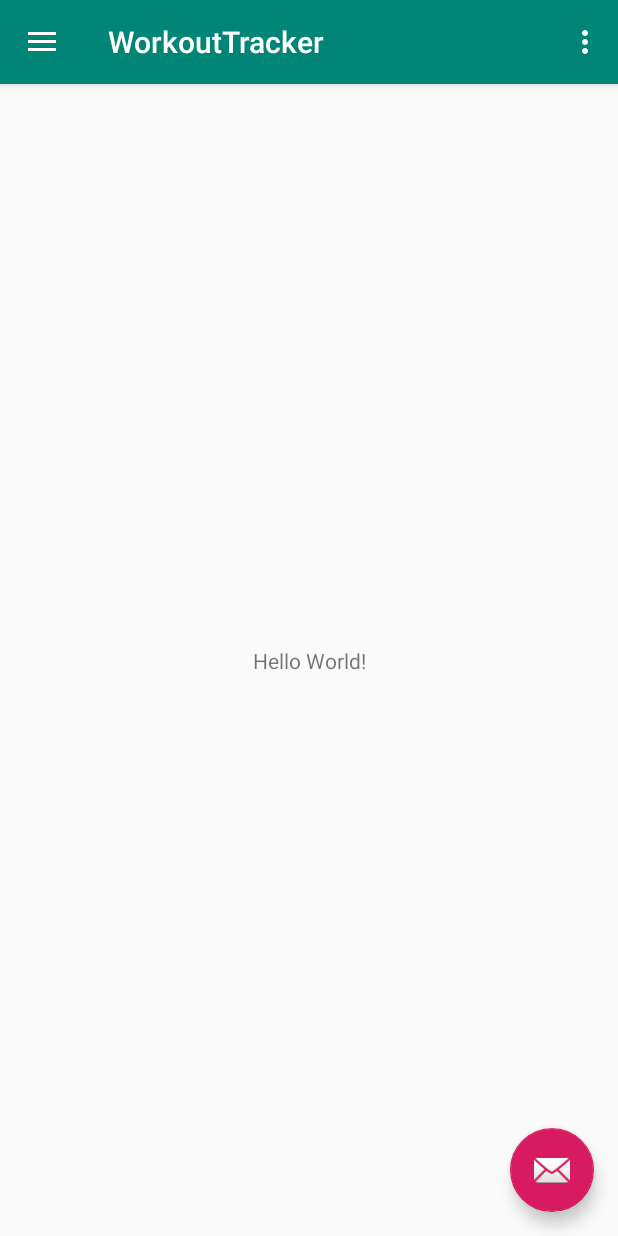
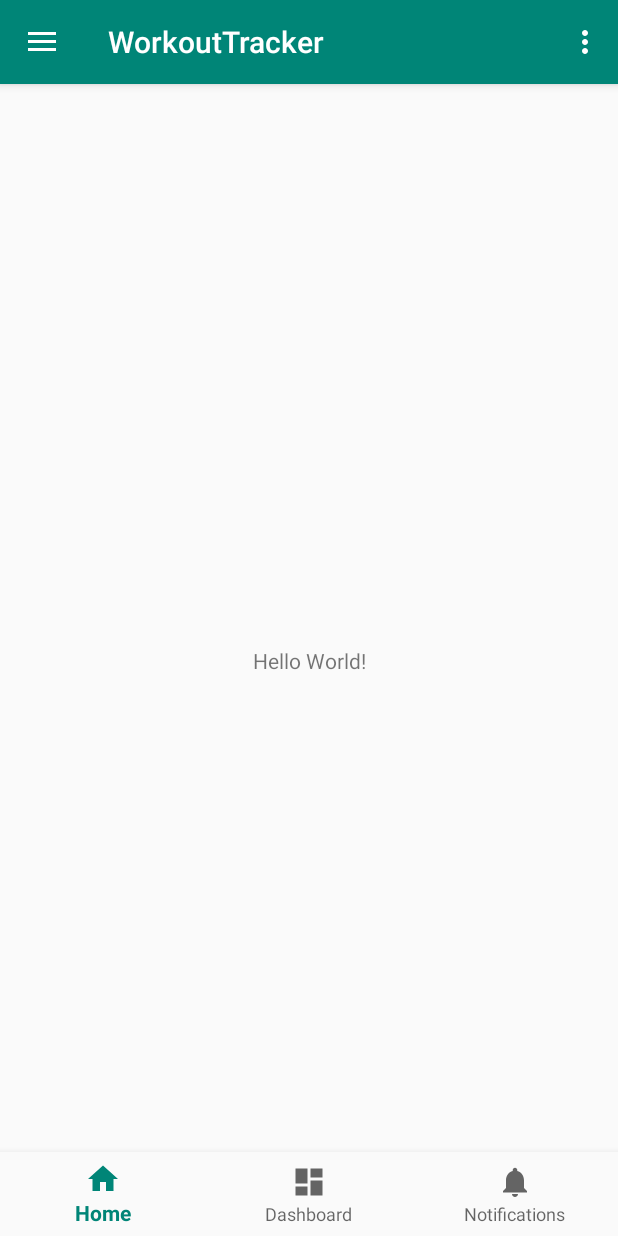
Before and after one commit to vespertineSiren/WorkoutTrackerKotlin, an Android app: the screen it shows after launch (MainActivity), on a phone screen of 412 x 824 dp. Run offline under Robolectric (Android 15) with nearby library versions, the phone set to English and light mode, and no system bars.

Commit message:
Changed grandle dependancies and properties to implement a bottom navigation bar and a drawer.

```diff
--- a/WorkoutTracker/app/src/main/AndroidManifest.xml
+++ b/WorkoutTracker/app/src/main/AndroidManifest.xml
@@ -10,7 +10,7 @@
             android:supportsRtl="true"
             android:theme="@style/AppTheme">
         <activity
-                android:name=".MainActivity"
+                android:name=".UI.MainActivity"
                 android:label="@string/app_name"
                 android:theme="@style/AppTheme.NoActionBar">
             <intent-filter>
--- a/WorkoutTracker/app/src/main/java/dev/vespertine/workouttracker/Persistence/FitnessDatabase.kt
+++ b/WorkoutTracker/app/src/main/java/dev/vespertine/workouttracker/Persistence/FitnessDatabase.kt
@@ -1,8 +1,6 @@
 package dev.vespertine.workouttracker.Persistence
 
-import android.arch.persistence.room.Database
-import android.arch.persistence.room.Room
-import android.arch.persistence.room.RoomDatabase
+import androidx.room.*
 import android.content.Context
 import dev.vespertine.workouttracker.Models.*
 
--- a/WorkoutTracker/app/src/main/java/dev/vespertine/workouttracker/MainActivity.kt
+++ b/WorkoutTracker/app/src/main/java/dev/vespertine/workouttracker/UI/MainActivity.kt
@@ -1,38 +1,60 @@
-package dev.vespertine.workouttracker
+package dev.vespertine.workouttracker.UI
 
 import android.os.Bundle
-import android.support.design.widget.Snackbar
-import android.support.design.widget.NavigationView
-import android.support.v4.view.GravityCompat
-import android.support.v7.app.ActionBarDrawerToggle
-import android.support.v7.app.AppCompatActivity
+import com.google.android.material.bottomnavigation.BottomNavigationView
+
+import androidx.core.view.GravityCompat
+import androidx.appcompat.app.ActionBarDrawerToggle
+import android.view.MenuItem
+import androidx.drawerlayout.widget.DrawerLayout
+import com.google.android.material.navigation.NavigationView
+import androidx.appcompat.app.AppCompatActivity
+import androidx.appcompat.widget.Toolbar
 import android.view.Menu
-import android.view.MenuItem
-import kotlinx.android.synthetic.main.activity_main.*
-import kotlinx.android.synthetic.main.app_bar_main.*
+import dev.vespertine.workouttracker.R
 
-class MainActivity : AppCompatActivity(), NavigationView.OnNavigationItemSelectedListener {
+class MainActivity : AppCompatActivity(), NavigationView.OnNavigationItemSelectedListener{
+
+    private val onNavigationItemSelectedListener = BottomNavigationView.OnNavigationItemSelectedListener { item ->
+        when (item.itemId) {
+            R.id.navigation_home -> {
+                return@OnNavigationItemSelectedListener true
+            }
+            R.id.navigation_dashboard -> {
+                return@OnNavigationItemSelectedListener true
+            }
+            R.id.navigation_notifications -> {
+                return@OnNavigationItemSelectedListener true
+            }
+        }
+        false
+    }
 
     override fun onCreate(savedInstanceState: Bundle?) {
         super.onCreate(savedInstanceState)
         setContentView(R.layout.activity_main)
+        val toolbar: Toolbar = findViewById(R.id.toolbar)
         setSupportActionBar(toolbar)
 
-        fab.setOnClickListener { view ->
-            Snackbar.make(view, "Replace with your own action", Snackbar.LENGTH_LONG)
-                .setAction("Action", null).show()
-        }
+
+        val drawer_layout: DrawerLayout = findViewById(R.id.drawer_layout)
 
         val toggle = ActionBarDrawerToggle(
-            this, drawer_layout, toolbar, R.string.navigation_drawer_open, R.string.navigation_drawer_close
+            this, drawer_layout, toolbar,
+            R.string.navigation_drawer_open,
+            R.string.navigation_drawer_close
         )
         drawer_layout.addDrawerListener(toggle)
         toggle.syncState()
 
-        nav_view.setNavigationItemSelectedListener(this)
+        val workout_nav_view: BottomNavigationView = findViewById(R.id.workout_nav_view)
+
+        workout_nav_view.setOnNavigationItemSelectedListener(onNavigationItemSelectedListener)
     }
 
     override fun onBackPressed() {
+        val drawer_layout: DrawerLayout = findViewById(R.id.drawer_layout)
+
         if (drawer_layout.isDrawerOpen(GravityCompat.START)) {
             drawer_layout.closeDrawer(GravityCompat.START)
         } else {
@@ -78,8 +100,12 @@ class MainActivity : AppCompatActivity(), NavigationView.OnNavigationItemSelecte
 
             }
         }
+        val drawer_layout: DrawerLayout = findViewById(R.id.drawer_layout)
 
         drawer_layout.closeDrawer(GravityCompat.START)
         return true
     }
+
+
+
 }
--- a/WorkoutTracker/app/src/main/res/layout/activity_main.xml
+++ b/WorkoutTracker/app/src/main/res/layout/activity_main.xml
@@ -1,5 +1,5 @@
 <?xml version="1.0" encoding="utf-8"?>
-<android.support.v4.widget.DrawerLayout
+<androidx.drawerlayout.widget.DrawerLayout
         xmlns:android="http://schemas.android.com/apk/res/android"
         xmlns:app="http://schemas.android.com/apk/res-auto"
         xmlns:tools="http://schemas.android.com/tools"
@@ -14,7 +14,7 @@
             android:layout_width="match_parent"
             android:layout_height="match_parent"/>
 
-    <android.support.design.widget.NavigationView
+    <com.google.android.material.navigation.NavigationView
             android:id="@+id/nav_view"
             android:layout_width="wrap_content"
             android:layout_height="match_parent"
@@ -23,4 +23,4 @@
             app:headerLayout="@layout/nav_header_main"
             app:menu="@menu/activity_main_drawer"/>
 
-</android.support.v4.widget.DrawerLayout>
+</androidx.drawerlayout.widget.DrawerLayout>
--- a/WorkoutTracker/app/src/main/res/layout/app_bar_main.xml
+++ b/WorkoutTracker/app/src/main/res/layout/app_bar_main.xml
@@ -1,34 +1,28 @@
 <?xml version="1.0" encoding="utf-8"?>
-<android.support.design.widget.CoordinatorLayout
+<androidx.coordinatorlayout.widget.CoordinatorLayout
         xmlns:android="http://schemas.android.com/apk/res/android"
         xmlns:app="http://schemas.android.com/apk/res-auto"
         xmlns:tools="http://schemas.android.com/tools"
         android:layout_width="match_parent"
         android:layout_height="match_parent"
-        tools:context=".MainActivity">
+        tools:context=".UI.MainActivity">
 
-    <android.support.design.widget.AppBarLayout
+    <com.google.android.material.appbar.AppBarLayout
             android:layout_height="wrap_content"
             android:layout_width="match_parent"
             android:theme="@style/AppTheme.AppBarOverlay">
 
-        <android.support.v7.widget.Toolbar
+        <androidx.appcompat.widget.Toolbar
                 android:id="@+id/toolbar"
                 android:layout_width="match_parent"
                 android:layout_height="?attr/actionBarSize"
                 android:background="?attr/colorPrimary"
                 app:popupTheme="@style/AppTheme.PopupOverlay"/>
 
-    </android.support.design.widget.AppBarLayout>
+    </com.google.android.material.appbar.AppBarLayout>
 
     <include layout="@layout/content_main"/>
 
-    <android.support.design.widget.FloatingActionButton
-            android:id="@+id/fab"
-            android:layout_width="wrap_content"
-            android:layout_height="wrap_content"
-            android:layout_gravity="bottom|end"
-            android:layout_margin="@dimen/fab_margin"
-            app:srcCompat="@android:drawable/ic_dialog_email"/>
 
-</android.support.design.widget.CoordinatorLayout>
+
+</androidx.coordinatorlayout.widget.CoordinatorLayout>
--- a/WorkoutTracker/app/src/main/res/layout/content_main.xml
+++ b/WorkoutTracker/app/src/main/res/layout/content_main.xml
@@ -1,5 +1,5 @@
 <?xml version="1.0" encoding="utf-8"?>
-<android.support.constraint.ConstraintLayout
+<androidx.constraintlayout.widget.ConstraintLayout
         xmlns:android="http://schemas.android.com/apk/res/android"
         xmlns:tools="http://schemas.android.com/tools"
         xmlns:app="http://schemas.android.com/apk/res-auto"
@@ -7,7 +7,7 @@
         android:layout_height="match_parent"
         app:layout_behavior="@string/appbar_scrolling_view_behavior"
         tools:showIn="@layout/app_bar_main"
-        tools:context=".MainActivity">
+        tools:context=".UI.MainActivity">
 
     <TextView
             android:layout_width="wrap_content"
@@ -16,6 +16,18 @@
             app:layout_constraintBottom_toBottomOf="parent"
             app:layout_constraintLeft_toLeftOf="parent"
             app:layout_constraintRight_toRightOf="parent"
-            app:layout_constraintTop_toTopOf="parent"/>
+            app:layout_constraintTop_toTopOf="parent" android:id="@+id/textView2"/>
 
-</android.support.constraint.ConstraintLayout>
+    <com.google.android.material.bottomnavigation.BottomNavigationView
+            android:id="@+id/workout_nav_view"
+            android:layout_width="0dp"
+            android:layout_height="wrap_content"
+            android:layout_marginStart="0dp"
+            android:layout_marginEnd="0dp"
+            android:background="?android:attr/windowBackground"
+            app:layout_constraintBottom_toBottomOf="parent"
+            app:layout_constraintLeft_toLeftOf="parent"
+            app:layout_constraintRight_toRightOf="parent"
+            app:menu="@menu/bottom_fitness_nav_menu"/>
+
+</androidx.constraintlayout.widget.ConstraintLayout>
--- /dev/null
+++ b/WorkoutTracker/app/src/main/res/menu/bottom_fitness_nav_menu.xml
@@ -0,0 +1,20 @@
+<?xml version="1.0" encoding="utf-8"?>
+<menu xmlns:android="http://schemas.android.com/apk/res/android">
+
+    <item
+            android:id="@+id/navigation_home"
+            android:icon="@drawable/ic_home_black_24dp"
+            android:title="@string/title_home" />
+
+    <item
+            android:id="@+id/navigation_dashboard"
+            android:icon="@drawable/ic_dashboard_black_24dp"
+            android:title="@string/title_dashboard" />
+
+    <item
+            android:id="@+id/navigation_notifications"
+            android:icon="@drawable/ic_notifications_black_24dp"
+            android:title="@string/title_notifications" />
+
+
+</menu>
--- a/WorkoutTracker/gradle.properties
+++ b/WorkoutTracker/gradle.properties
@@ -13,3 +13,5 @@ org.gradle.jvmargs=-Xmx1536m
 # org.gradle.parallel=true
 # Kotlin code style for this project: "official" or "obsolete":
 kotlin.code.style=official
+android.useAndroidX=true
+android.enableJetifier=true
```
Also changed, not shown: WorkoutTracker/app/build.gradle (+9 -4 lines), WorkoutTracker/app/src/main/java/dev/vespertine/workouttracker/Models/Exercise.kt (+25 -8 lines), WorkoutTracker/app/src/main/java/dev/vespertine/workouttracker/Models/WorkoutRoutine.kt (+7 -8 lines), WorkoutTracker/app/src/main/java/dev/vespertine/workouttracker/Persistence/BaseDao.kt (+5 -4 lines), WorkoutTracker/app/src/main/java/dev/vespertine/workouttracker/Persistence/ExerciseDao.kt (+4 -5 lines), WorkoutTracker/app/src/main/java/dev/vespertine/workouttracker/Persistence/WorkoutRoutineDao.kt (+4 -5 lines), WorkoutTracker/app/src/main/java/dev/vespertine/workouttracker/Utils/DataTypeConverter.kt (added, +16 -0 lines), WorkoutTracker/build.gradle (+7 -0 lines).
